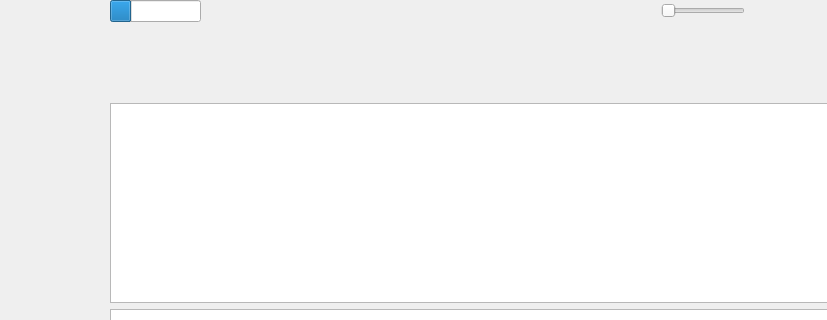
murray-lang/nexusdr, file ui/qt/faces/standard/StandardFace.ui: the form before one commit; both pictures show x 0 to 827 and y 0 to 320 of the 1026 by 506 pixel window.
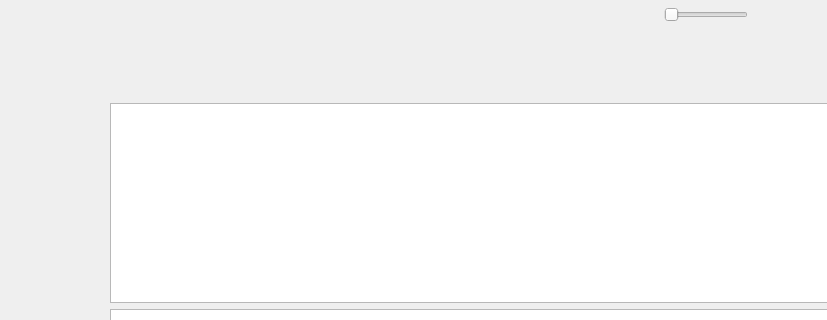
The form after the commit. Custom widgets are drawn as their Qt base class.

Commit message: Add s-meter. Needs tidying up.

Patch:
```diff
--- a/ui/qt/faces/standard/StandardFace.ui
+++ b/ui/qt/faces/standard/StandardFace.ui
@@ -53,18 +53,18 @@
      </widget>
     </item>
     <item row="0" column="0">
-     <widget class="QProgressBar" name="gauge">
+     <widget class="QWidget" name="sMeterSlot" native="true">
       <property name="sizePolicy">
        <sizepolicy hsizetype="Fixed" vsizetype="Maximum">
         <horstretch>0</horstretch>
         <verstretch>0</verstretch>
        </sizepolicy>
       </property>
-      <property name="value">
-       <number>24</number>
-      </property>
-      <property name="textVisible">
-       <bool>false</bool>
+      <property name="minimumSize">
+       <size>
+        <width>100</width>
+        <height>30</height>
+       </size>
       </property>
      </widget>
     </item>
```
The commit also changes 19 other files.
